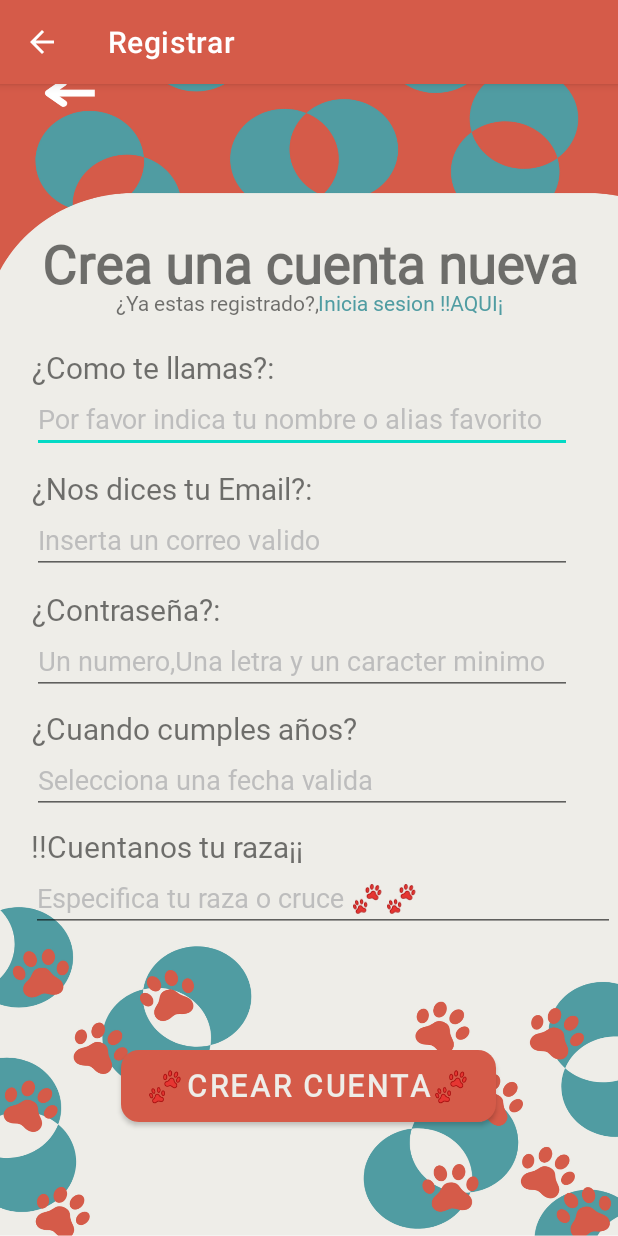
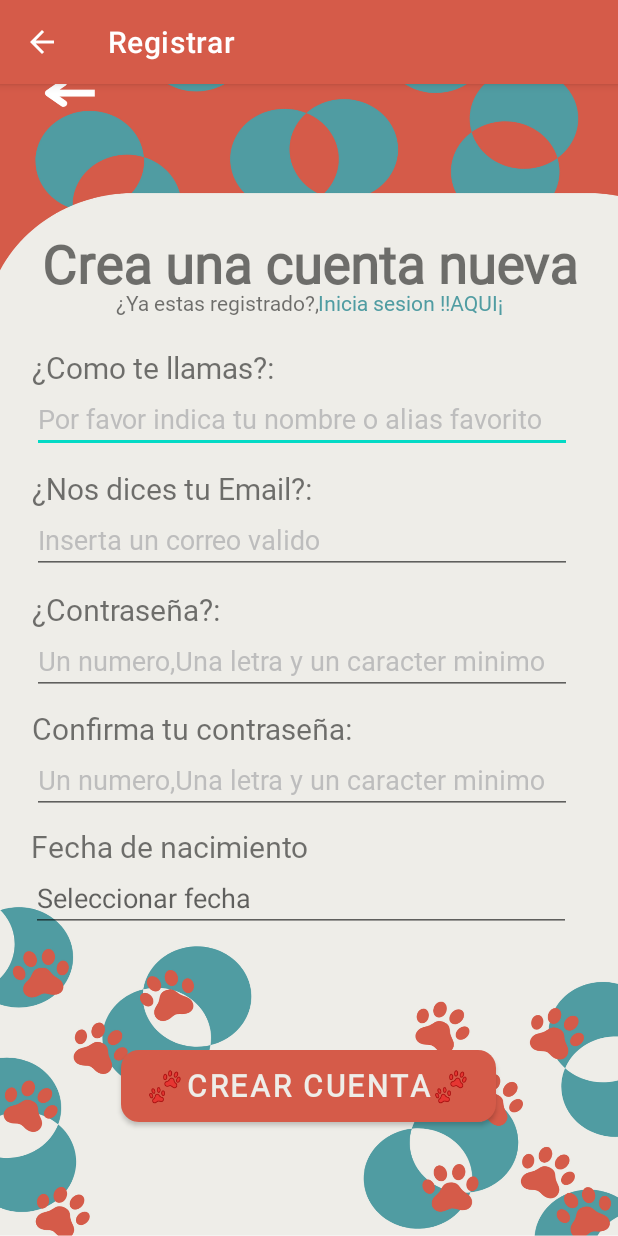
Before and after one commit to ShheNNa01/Pet2PetDevAndroid, an Android app: the RegisterActivity screen opened directly, with no data from a screen before it, on a phone screen of 412 x 824 dp. Run offline under Robolectric (Android 15) with nearby library versions, the phone set to English and light mode, and no system bars.

Commit message:
Se modifica archivo de registro, para el proceso de validaciones y mensajes claros al momento de crear la cuenta.

```diff
--- a/Pet2Pet/app/src/main/java/com/example/frontpet2pet/RegisterActivity.java
+++ b/Pet2Pet/app/src/main/java/com/example/frontpet2pet/RegisterActivity.java
@@ -1,9 +1,10 @@
 package com.example.frontpet2pet;
 
+import android.app.DatePickerDialog;
 import android.content.Intent;
 import android.os.Bundle;
-import android.view.View;
 import android.widget.Button;
+import android.widget.EditText;
 import android.widget.TextView;
 import android.widget.Toast;
 
@@ -15,7 +16,18 @@ import androidx.core.view.WindowInsetsCompat;
 
 import com.example.frontpet2pet.ui.inicio.InicioSesion;
 
+import java.text.SimpleDateFormat;
+import java.util.Calendar;
+import java.util.Locale;
+import java.util.regex.Pattern;
+
 public class RegisterActivity extends AppCompatActivity {
+
+    private EditText etDate;
+    private EditText edtNombre;
+    private EditText edtEmail;
+    private EditText edtPassword1;
+    private EditText edtPasswordConfirm;
 
     @Override
     protected void onCreate(Bundle savedInstanceState) {
@@ -32,40 +44,65 @@ public class RegisterActivity extends AppCompatActivity {
             return insets;
         });
 
+        // Inicializar vistas
         Button crearCuentaButton = findViewById(R.id.buttonCrear);
-        TextView textViewIniciarSesion = findViewById(R.id.textView13); // Asegúrate de que este ID sea correcto
+        TextView textViewIniciarSesion = findViewById(R.id.textView13);
+        etDate = findViewById(R.id.etDate);
+        edtNombre = findViewById(R.id.edtNombre);
+        edtEmail = findViewById(R.id.edtEmail);
+        edtPassword1 = findViewById(R.id.edtPassword1);
+        edtPasswordConfirm = findViewById(R.id.edtpasswordConfirm);
 
-        // Asigna el evento de clic al botón de crear cuenta
-        crearCuentaButton.setOnClickListener(new View.OnClickListener() {
-            @Override
-            public void onClick(View v) {
-                // Muestra un Toast con el mensaje de éxito
+        // Evento click para el botón de crear cuenta
+        crearCuentaButton.setOnClickListener(v -> {
+            if (validateForm()) {
+                // Si la validación es exitosa, mostrar mensaje y redirigir
                 Toast.makeText(RegisterActivity.this,
                         "Cuenta creada con éxito. Redirigiendo al inicio de sesión...",
                         Toast.LENGTH_SHORT).show();
 
-                // Redirige al inicio de sesión después de 2 segundos
-                v.postDelayed(new Runnable() {
-                    @Override
-                    public void run() {
-                        Intent intent = new Intent(RegisterActivity.this, InicioSesion.class);
-                        startActivity(intent);
-                        finish();
-                    }
-                }, 2000);
+                v.postDelayed(() -> {
+                    Intent intent = new Intent(RegisterActivity.this, InicioSesion.class);
+                    startActivity(intent);
+                    finish();
+                }, 3000);
             }
+            // Si la validación falla, ya se mostrarán los mensajes de error en validateForm
         });
 
-        // Configura el clic para textView13
-        textViewIniciarSesion.setOnClickListener(new View.OnClickListener() {
-            @Override
-            public void onClick(View v) {
-                Intent intent = new Intent(RegisterActivity.this, MainActivity.class);
-                intent.putExtra("showFragment", "inicio_sesion"); // Pasa un extra para indicar que quieres mostrar el fragmento
-                startActivity(intent);
-                finish(); // Opcional: cierra la actividad actual
-            }
+        // Configura el clic para el texto de iniciar sesión
+        textViewIniciarSesion.setOnClickListener(v -> {
+            Intent intent = new Intent(RegisterActivity.this, MainActivity.class);
+            intent.putExtra("showFragment", "inicio_sesion");
+            startActivity(intent);
+            finish();
         });
+
+        // Mostrar el DatePickerDialog al hacer clic en el EditText
+        etDate.setOnClickListener(v -> showDatePickerDialog());
+    }
+
+    private void showDatePickerDialog() {
+        final Calendar calendar = Calendar.getInstance();
+        int year = calendar.get(Calendar.YEAR);
+        int month = calendar.get(Calendar.MONTH);
+        int day = calendar.get(Calendar.DAY_OF_MONTH);
+
+        // Crear el DatePickerDialog y configurarlo en español
+        DatePickerDialog datePickerDialog = new DatePickerDialog(this, (view, year1, monthOfYear, dayOfMonth) -> {
+            // Configura el formato de la fecha en español
+            Calendar selectedDate = Calendar.getInstance();
+            selectedDate.set(year1, monthOfYear, dayOfMonth);
+            SimpleDateFormat dateFormat = new SimpleDateFormat("dd/MM/yyyy", new Locale("es", "ES"));
+            etDate.setText(dateFormat.format(selectedDate.getTime()));
+        }, year, month, day);
+
+        // Solo mayores de 18 años
+        Calendar eighteenYearsAgo = Calendar.getInstance();
+        eighteenYearsAgo.add(Calendar.YEAR, -18);
+        datePickerDialog.getDatePicker().setMaxDate(eighteenYearsAgo.getTimeInMillis());
+
+        datePickerDialog.show();
     }
 
     @Override
@@ -73,4 +110,44 @@ public class RegisterActivity extends AppCompatActivity {
         finish();
         return true;
     }
+
+    private boolean validateForm() {
+        String nombre = edtNombre.getText().toString().trim();
+        String email = edtEmail.getText().toString().trim();
+        String password = edtPassword1.getText().toString().trim();
+        String confirmPassword = edtPasswordConfirm.getText().toString().trim();
+        String fechaNacimiento = etDate.getText().toString().trim();
+
+        if (nombre.isEmpty() || email.isEmpty() || password.isEmpty() || confirmPassword.isEmpty() || fechaNacimiento.isEmpty()) {
+            Toast.makeText(this, "Por favor, completa todos los campos del formulario.", Toast.LENGTH_SHORT).show();
+            return false;
+        }
+
+        if (!isValidEmail(email)) {
+            Toast.makeText(this, "Ingresa un correo electrónico válido.", Toast.LENGTH_SHORT).show();
+            return false;
+        }
+
+        if (!password.equals(confirmPassword)) {
+            Toast.makeText(this, "Las contraseñas no coinciden.", Toast.LENGTH_SHORT).show();
+            return false;
+        }
+
+        if (!isValidPassword(password)) {
+            Toast.makeText(this, "La contraseña debe tener al menos 8 caracteres, incluir un número, una letra mayúscula y un carácter especial.", Toast.LENGTH_SHORT).show();
+            return false;
+        }
+
+        return true;
+    }
+
+    private boolean isValidEmail(String email) {
+        return android.util.Patterns.EMAIL_ADDRESS.matcher(email).matches();
+    }
+
+    private boolean isValidPassword(String password) {
+        // Validación de contraseña: mínimo 8 caracteres, al menos un número, una letra mayúscula y un carácter especial
+        String passwordPattern = "^(?=.*[0-9])(?=.*[a-z])(?=.*[A-Z])(?=.*[@#$%^&+=]).{8,}$";
+        return Pattern.compile(passwordPattern).matcher(password).matches();
+    }
 }
--- a/Pet2Pet/app/src/main/res/layout/fragment_activity_register.xml
+++ b/Pet2Pet/app/src/main/res/layout/fragment_activity_register.xml
@@ -85,7 +85,7 @@
             android:layout_marginLeft="20dp"/>
 
         <EditText
-            android:id="@+id/editTextText2"
+            android:id="@+id/edtNombre"
             android:layout_width="360dp"
             android:layout_height="45dp"
             android:ems="10"
@@ -122,7 +122,7 @@
             />
 
         <EditText
-            android:id="@+id/editTextTextEmailAddress"
+            android:id="@+id/edtEmail"
             android:layout_width="360dp"
             android:layout_height="wrap_content"
             android:ems="10"
@@ -160,7 +160,7 @@
             android:layout_marginLeft="20dp"/>
 
         <EditText
-            android:id="@+id/editTextTextPassword2"
+            android:id="@+id/edtPassword1"
             android:layout_width="360dp"
             android:layout_height="wrap_content"
             android:ems="10"
@@ -188,25 +188,26 @@
         app:layout_constraintTop_toBottomOf="@+id/linearLayout8">
 
         <TextView
-            android:id="@+id/textView6"
+            android:id="@+id/textView17"
             android:layout_width="match_parent"
-            android:text="¿Cuando cumples años?"
+            android:layout_height="25dp"
+            android:text="Confirma tu contraseña:"
+            android:textSize="20dp"
             android:fontFamily="@font/baloo_tamma_regular"
-            android:layout_marginLeft="20dp"
-            android:textSize="20dp"
-            android:layout_height="25dp"/>
+            android:layout_marginLeft="20dp"/>
 
         <EditText
-            android:id="@+id/editTextDate"
+            android:id="@+id/edtpasswordConfirm"
             android:layout_width="360dp"
             android:layout_height="wrap_content"
             android:ems="10"
-            android:inputType="date"
-            android:hint="Selecciona una fecha valida"
+            android:inputType="textPassword"
             android:layout_marginLeft="20dp"
+            android:hint="Un numero,Una letra y un caracter minimo"
             android:fontFamily="@font/baloo_tamma_regular"
             android:textColor="#757575"
-            android:textColorHint="#BDBDBD"/>
+            android:textColorHint="#BDBDBD"
+            />
     </LinearLayout>
 
     <LinearLayout
@@ -228,20 +229,32 @@
             android:layout_height="25dp"
             android:layout_marginLeft="20dp"
             android:fontFamily="@font/baloo_tamma_regular"
-            android:text="!!Cuentanos tu raza¡¡"
+            android:text="Fecha de nacimiento"
             android:textSize="20dp" />
 
         <EditText
-            android:id="@+id/editTextText3"
+            android:id="@+id/etDate"
+            android:layout_width="360dp"
+            android:layout_height="wrap_content"
+            android:layout_marginLeft="20dp"
+            android:focusable="false"
+            android:hint="Seleccionar fecha" />
+
+        <androidx.cardview.widget.CardView
+            android:id="@+id/cardCalendar"
             android:layout_width="match_parent"
             android:layout_height="wrap_content"
-            android:layout_marginLeft="20dp"
-            android:ems="10"
-            android:fontFamily="@font/baloo_tamma_regular"
-            android:hint="Especifica tu raza o cruce 🐾🐾"
-            android:inputType="text"
-            android:textColor="#757575"
-            android:textColorHint="#BDBDBD" />
+            android:layout_marginTop="8dp"
+            android:visibility="gone"
+            app:cardCornerRadius="8dp"
+            app:cardElevation="4dp">
+
+            <CalendarView
+                android:id="@+id/calendarView"
+                android:layout_width="match_parent"
+                android:layout_height="wrap_content" />
+
+        </androidx.cardview.widget.CardView>
     </LinearLayout>
 
     <LinearLayout
```
